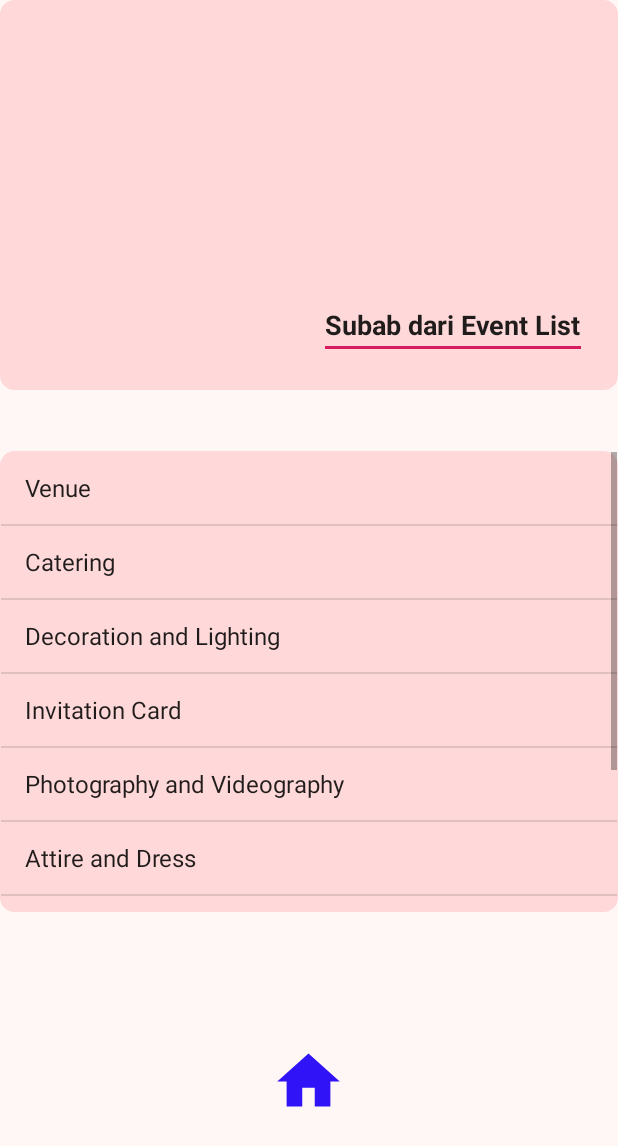
After one commit to crshao/manbis_eventco, an Android app: the List_Vendor screen opened directly, with no data from a screen before it, on a phone screen of 412 x 824 dp. The commit adds this screen. Shown: the top 1146 px of the screen. Run offline under Robolectric (Android 15) with nearby library versions, the phone set to English and light mode, and no system bars.

Commit message:
List Vendor String Array

```diff
--- a/app/src/main/AndroidManifest.xml
+++ b/app/src/main/AndroidManifest.xml
@@ -9,7 +9,9 @@
         android:roundIcon="@mipmap/ic_launcher_round"
         android:supportsRtl="true"
         android:theme="@style/Theme.MyApp">
-        <activity android:name=".EventList"></activity>
+        <activity android:name=".List_Vendor" android:exported="true">
+        </activity>
+        <activity android:name=".EventList" />
         <activity android:name=".RegisterActivity" />
         <activity android:name=".LoginActivity">
             <intent-filter>
@@ -18,7 +20,7 @@
                 <category android:name="android.intent.category.LAUNCHER" />
             </intent-filter>
         </activity>
-        <activity android:name=".MainActivity"></activity>
+        <activity android:name=".MainActivity" />
     </application>
 
 </manifest>
--- /dev/null
+++ b/app/src/main/java/com/example/manbis_eventco/List_Vendor.java
@@ -0,0 +1,32 @@
+package com.example.manbis_eventco;
+
+import androidx.appcompat.app.AppCompatActivity;
+
+import android.os.Bundle;
+import android.widget.ArrayAdapter;
+import android.widget.ListAdapter;
+import android.widget.ListView;
+
+import java.util.ArrayList;
+
+public class List_Vendor extends AppCompatActivity {
+
+    ListView listView;
+ /*   ArrayList<String> list_vendor;*/
+
+    @Override
+    protected void onCreate(Bundle savedInstanceState) {
+        super.onCreate(savedInstanceState);
+        setContentView(R.layout.activity_list__vendor);
+       /* for(int i = 0 ; i <  getResources().getStringArray(R.array.vendorList).length;i++){
+            list_vendor.add(getResources().getStringArray(R.array.vendorList[i]))
+        }*/
+
+    listView = findViewById(R.id.list_view);
+
+    ArrayAdapter<String> arrayAdapter = new ArrayAdapter<String>(List_Vendor.this,android.R.layout.simple_list_item_1
+        ,getResources().getStringArray(R.array.vendorList));
+
+    listView.setAdapter(arrayAdapter);
+    }
+}
--- /dev/null
+++ b/app/src/main/res/drawable/ic_home_biru_24dp.xml
@@ -0,0 +1,5 @@
+<vector android:height="48dp" android:tint="#3113F7"
+    android:viewportHeight="24.0" android:viewportWidth="24.0"
+    android:width="48dp" xmlns:android="http://schemas.android.com/apk/res/android">
+    <path android:fillColor="#FF000000" android:pathData="M10,20v-6h4v6h5v-8h3L12,3 2,12h3v8z"/>
+</vector>
--- /dev/null
+++ b/app/src/main/res/layout/activity_list__vendor.xml
@@ -0,0 +1,62 @@
+<?xml version="1.0" encoding="utf-8"?>
+<LinearLayout xmlns:android="http://schemas.android.com/apk/res/android"
+    xmlns:app="http://schemas.android.com/apk/res-auto"
+    xmlns:tools="http://schemas.android.com/tools"
+    android:layout_width="match_parent"
+    android:layout_height="match_parent"
+    android:background="@color/background"
+    tools:context=".List_Vendor"
+    android:orientation="vertical">
+
+    <RelativeLayout
+        android:layout_width="match_parent"
+        android:layout_height="match_parent"
+        android:layout_marginBottom="15dp"
+        android:background="@drawable/rounded_background"
+        android:backgroundTint="@color/pink"
+        android:layout_weight=".8">
+        <com.google.android.material.textfield.TextInputEditText
+            android:id="@+id/Sub_Menu"
+            android:layout_width="wrap_content"
+            android:layout_height="match_parent"
+            android:text="Subab dari Event List"
+            android:textStyle="bold"
+            android:gravity="bottom"
+            android:layout_alignParentRight="true"
+            android:layout_margin="20dp"/>
+    </RelativeLayout>
+
+    <RelativeLayout
+        android:layout_marginTop="15dp"
+        android:layout_width="match_parent"
+        android:layout_height="wrap_content"
+        android:background="@color/background"
+        android:layout_weight=".2">
+
+        <ListView
+            android:id="@+id/list_view"
+            android:layout_width="match_parent"
+            android:layout_height="wrap_content"
+            android:background="@drawable/rounded_background"
+            android:backgroundTint="@color/pink"
+            android:layout_marginBottom="10dp"
+            android:layout_marginTop="10dp" />
+
+
+    </RelativeLayout>
+
+    <RelativeLayout
+        android:layout_width="match_parent"
+        android:layout_height="match_parent"
+        android:background="@color/background"
+        android:layout_weight=".9">
+
+        <ImageView
+            android:layout_width="50dp"
+            android:layout_height="50dp"
+            android:layout_centerInParent="true"
+            android:clickable="true"
+            android:src="@drawable/ic_home_biru_24dp"/>
+
+    </RelativeLayout>
+</LinearLayout>
--- a/app/src/main/res/values/strings.xml
+++ b/app/src/main/res/values/strings.xml
@@ -8,4 +8,17 @@
     <string name="Music_Concert">Music Concert</string>
     <string name="Birthday_Party">Birthday Party</string>
     <string name="Talk_Show">Talk Show</string>
-</resources>
+
+    <string-array name = "vendorList">
+        <item>Venue</item>
+        <item>Catering</item>
+        <item>Decoration and Lighting</item>
+        <item>Invitation Card</item>
+        <item>Photography and Videography</item>
+        <item>Attire and Dress</item>
+        <item>Hair and Makeup</item>
+        <item>Photobooth</item>
+        <item>Entertainment</item>
+    </string-array>
+
+            </resources>
```
